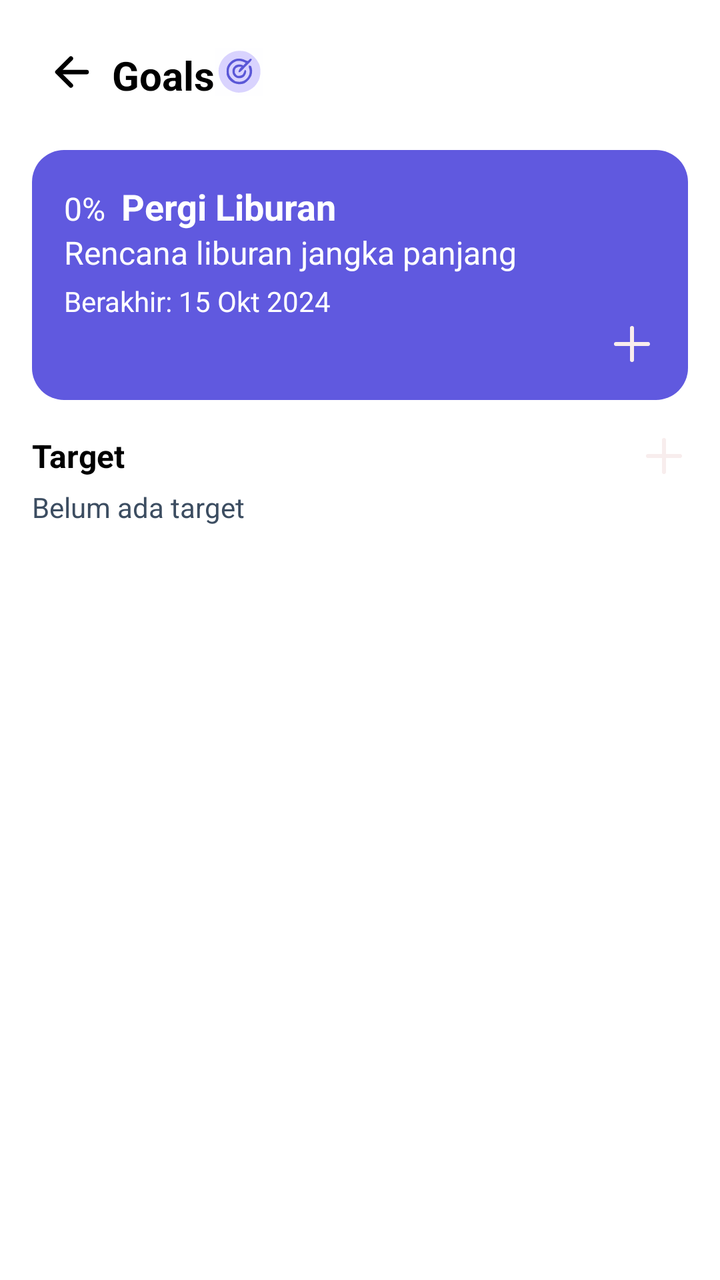
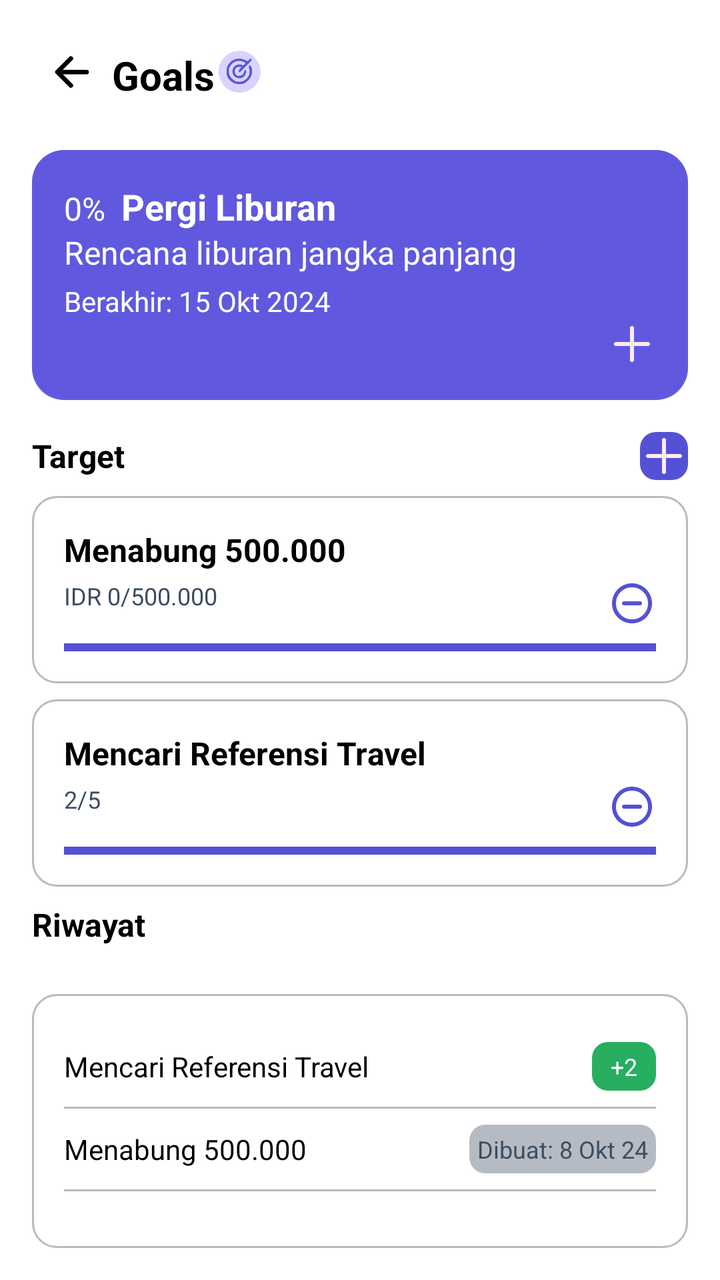

Two renders of the same Android screen: before a commit and after it. Below are the layout's source before the change and the commit's diff.
<!-- AndroidManifest.xml: application theme Theme.TaskApp -->
<!-- res/layout/fragment_target.xml -->
<?xml version="1.0" encoding="utf-8"?>
<LinearLayout
    xmlns:android="http://schemas.android.com/apk/res/android"
    android:layout_width="match_parent"
    android:layout_height="match_parent"
    android:orientation="vertical"
    android:padding="16dp"
    android:background="@color/white">

    
    <LinearLayout
        android:layout_width="match_parent"
        android:layout_height="wrap_content"
        android:orientation="horizontal"
        android:gravity="start"
        android:padding="8dp">

        <ImageView
            android:layout_width="24dp"
            android:layout_height="24dp"
            android:src="@drawable/arrow_back_new"
            android:contentDescription="Back" />

        <TextView
            android:id="@+id/title_text"
            android:layout_width="wrap_content"
            android:layout_height="wrap_content"
            android:text="Goals"
            android:textSize="20sp"
            android:layout_gravity="center_vertical"
            android:textColor="@color/black"
            android:paddingStart="8dp"
            android:textStyle="bold" />

        <ImageView
            android:layout_width="24dp"
            android:layout_height="24dp"
            android:layout_gravity="end"
            android:src="@drawable/ic_target"
            android:contentDescription="Menu" />
    </LinearLayout>

    
    <LinearLayout
        android:layout_width="match_parent"
        android:layout_height="wrap_content"
        android:orientation="vertical"
        android:background="@drawable/background_target"
        android:padding="16dp"
        android:layout_marginTop="16dp">

        
        <LinearLayout
            android:layout_width="wrap_content"
            android:layout_height="wrap_content"
            android:orientation="horizontal">

            <TextView
                android:id="@+id/progress_target"
                android:layout_width="wrap_content"
                android:layout_height="wrap_content"
                android:text="0%"
                android:textSize="16sp"
                android:textColor="@color/white" />

            <TextView
                android:id="@+id/nama_target_text"
                android:layout_width="wrap_content"
                android:layout_height="wrap_content"
                android:text="Pergi Liburan"
                android:textSize="18sp"
                android:textColor="@color/white"
                android:textStyle="bold"
                android:layout_marginStart="8dp" />
        </LinearLayout>

        <TextView
            android:id="@+id/deskripsi_text"
            android:layout_width="wrap_content"
            android:layout_height="wrap_content"
            android:text="Rencana liburan jangka panjang"
            android:textColor="@color/white"
            android:textSize="16sp" />

        <TextView
            android:id="@+id/tanggal_selesai_text"
            android:layout_width="wrap_content"
            android:layout_height="wrap_content"
            android:text="Berakhir: 15 Okt 2024"
            android:textSize="14sp"
            android:textColor="@color/white"
            android:layout_marginTop="4dp" />

        <LinearLayout
            android:layout_width="match_parent"
            android:layout_height="wrap_content"
            android:orientation="horizontal"
            android:gravity="end">

            <ImageView
                android:layout_width="24dp"
                android:layout_height="24dp"
                android:src="@drawable/add_tugas"
                android:contentDescription="Add target"
                android:layout_gravity="center_vertical" />
        </LinearLayout>
    </LinearLayout>

    
    <LinearLayout
        android:layout_width="match_parent"
        android:layout_height="wrap_content"
        android:orientation="horizontal"
        android:layout_marginTop="16dp"
        android:gravity="center_vertical">

        <TextView
            android:id="@+id/target_label"
            android:layout_width="0dp"
            android:layout_height="wrap_content"
            android:text="Target"
            android:textSize="16sp"
            android:textColor="@color/black"
            android:textStyle="bold"
            android:layout_weight="1" />

        <ImageView
            android:layout_width="24dp"
            android:layout_height="24dp"
            android:src="@drawable/add_tugas"
            android:contentDescription="Add Target"
            android:layout_gravity="center_vertical"
            android:layout_marginStart="8dp" />
    </LinearLayout>

    <TextView
        android:id="@+id/no_target"
        android:layout_width="wrap_content"
        android:layout_height="wrap_content"
        android:text="Belum ada target"
        android:textSize="14sp"
        android:textColor="@color/gray_text"
        android:layout_marginTop="4dp" />

</LinearLayout>
<!-- resources referenced by this layout -->
<resources>
  <color name="black">#FF000000</color>
  <color name="gray_text">#3c4d61</color>
  <color name="white">#FFFFFFFF</color>
  <!-- drawable background_target (drawable) -->
  <?xml version="1.0" encoding="utf-8"?>
  <shape xmlns:android="http://schemas.android.com/apk/res/android">
      <solid android:color="#6059df"/>
      <corners android:radius="16dp"/>
  </shape>
  <style name="Theme.TaskApp" parent="Base.Theme.TaskApp" />
  <style name="Base.Theme.TaskApp" parent="Theme.Material3.Light.NoActionBar">
          
          
          <item name="android:windowBackground">@android:color/white</item>
          <item name="colorPrimary">@color/white</item>
          <item name="colorPrimaryVariant">@color/white</item>
          <item name="colorOnPrimary">@color/black</item>
      </style>
  <!-- unchanged entries left out for length: 3 -->
</resources>

<!-- the commit's change to res/layout/fragment_target.xml (unified diff, before → after) -->
@@ -124,22 +124,256 @@
             android:textStyle="bold"
             android:layout_weight="1" />
 
+        <FrameLayout
+            android:id="@+id/fl_add_target"
+        android:layout_width="wrap_content"
+        android:layout_height="wrap_content"
+        android:background="@drawable/rounded_background_blue"
+        android:layout_marginStart="8dp"
+        android:layout_gravity="center_vertical">
+
         <ImageView
             android:layout_width="24dp"
             android:layout_height="24dp"
             android:src="@drawable/add_tugas"
+            android:backgroundTint="@color/black"
             android:contentDescription="Add Target"
-            android:layout_gravity="center_vertical"
-            android:layout_marginStart="8dp" />
+            android:layout_gravity="center_vertical" />
+    </FrameLayout>
+
+</LinearLayout>
+
+    <LinearLayout
+        android:layout_width="match_parent"
+        android:layout_height="wrap_content"
+        android:orientation="vertical"
+        android:layout_marginTop="8dp">
+
+        
+        <LinearLayout
+            android:layout_width="match_parent"
+            android:layout_height="wrap_content"
+            android:orientation="vertical"
+            android:background="@drawable/rounded_card_background"
+            android:padding="16dp"
+            android:layout_marginBottom="8dp">
+
+            <TextView
+                android:id="@+id/tv_target_name_1"
+                android:layout_width="wrap_content"
+                android:layout_height="wrap_content"
+                android:text="Menabung 500.000"
+                android:textSize="16sp"
+                android:textStyle="bold"
+                android:textColor="@color/black" />
+
+            <LinearLayout
+                android:layout_width="match_parent"
+                android:layout_height="wrap_content"
+                android:orientation="horizontal"
+                android:layout_marginTop="4dp">
+
+                <TextView
+                    android:id="@+id/tv_progress_1"
+                    android:layout_width="0dp"
+                    android:layout_height="wrap_content"
+                    android:text="IDR 0/500.000"
+                    android:textSize="12sp"
+                    android:layout_weight="1"
+                    android:textColor="@color/gray_text" />
+
+                <ImageView
+                    android:layout_width="24dp"
+                    android:layout_height="24dp"
+                    android:src="@drawable/ic_mode_jangan_ganggu"
+                    android:contentDescription="Menu" />
+            </LinearLayout>
+
+            
+            <ProgressBar
+                android:id="@+id/progress_bar_1"
+                android:layout_width="match_parent"
+                android:layout_height="4dp"
+                android:layout_marginTop="8dp"
+                style="@android:style/Widget.ProgressBar.Horizontal"
+                android:progressDrawable="@drawable/progress_bar_style"
+                android:progress="0" />
+        </LinearLayout>
+
+        
+        <LinearLayout
+            android:layout_width="match_parent"
+            android:layout_height="wrap_content"
+            android:orientation="vertical"
+            android:background="@drawable/rounded_card_background"
+            android:padding="16dp"
+            android:layout_marginBottom="8dp">
+
+            <TextView
+                android:id="@+id/tv_target_name_2"
+                android:layout_width="wrap_content"
+                android:layout_height="wrap_content"
+                android:text="Mencari Referensi Travel"
+                android:textSize="16sp"
+                android:textStyle="bold"
+                android:textColor="@color/black" />
+
+            <LinearLayout
+                android:layout_width="match_parent"
+                android:layout_height="wrap_content"
+                android:orientation="horizontal"
+                android:layout_marginTop="4dp">
+
+                <TextView
+                    android:id="@+id/tv_progress_2"
+                    android:layout_width="0dp"
+                    android:layout_height="wrap_content"
+                    android:text="2/5"
+                    android:textSize="12sp"
+                    android:layout_weight="1"
+                    android:textColor="@color/gray_text" />
+
+                <ImageView
+                    android:layout_width="24dp"
+                    android:layout_height="24dp"
+                    android:src="@drawable/ic_mode_jangan_ganggu"
+                    android:contentDescription="Menu" />
+            </LinearLayout>
+
+            
+            <ProgressBar
+                android:id="@+id/progress_bar_2"
+                android:layout_width="match_parent"
+                android:layout_height="4dp"
+                android:layout_marginTop="8dp"
+                style="@android:style/Widget.ProgressBar.Horizontal"
+                android:progressDrawable="@drawable/progress_bar_style"
+                android:progress="40" />
+        </LinearLayout>
+
     </LinearLayout>
-
     <TextView
-        android:id="@+id/no_target"
+        android:id="@+id/tv_riwayat_label"
         android:layout_width="wrap_content"
         android:layout_height="wrap_content"
-        android:text="Belum ada target"
-        android:textSize="14sp"
-        android:textColor="@color/gray_text"
-        android:layout_marginTop="4dp" />
+        android:text="Riwayat"
+        android:textSize="16sp"
+        android:textStyle="bold"
+        android:textColor="@color/black"
+        android:layout_marginBottom="8dp" />
+    <LinearLayout
+        android:layout_width="match_parent"
+        android:layout_height="wrap_content"
+        android:orientation="vertical"
+        android:layout_marginTop="16dp"
+        android:background="@drawable/rounded_card_background"
+        android:padding="16dp">
+
+
+
+        
+        <LinearLayout
+            android:layout_width="match_parent"
+            android:layout_height="wrap_content"
+            android:orientation="horizontal"
+            android:gravity="center_vertical"
+            android:paddingBottom="8dp"
+            android:paddingTop="8dp">
+
+            <TextView
+                android:id="@+id/tv_riwayat_item_1"
+                android:layout_width="0dp"
+                android:layout_height="wrap_content"
+                android:layout_weight="1"
+                android:text="Mencari Referensi Travel"
+                android:textSize="14sp"
+                android:textColor="@color/black" />
+
+            <TextView
+                android:id="@+id/badge_riwayat_1"
+                android:layout_width="wrap_content"
+                android:layout_height="wrap_content"
+                android:text="+2"
+                android:textColor="@color/white"
+                android:textSize="12sp"
+                android:gravity="center"
+                android:background="@drawable/rounded_badget_green"
+                android:padding="4dp"
+                android:minWidth="32dp" />
+        </LinearLayout>
+
+        
+        <View
+            android:layout_width="match_parent"
+            android:layout_height="1dp"
+            android:background="@color/gray_button" />
+
+        
+        <LinearLayout
+            android:layout_width="match_parent"
+            android:layout_height="wrap_content"
+            android:orientation="horizontal"
+            android:gravity="center_vertical"
+            android:paddingBottom="8dp"
+            android:paddingTop="8dp">
+
+            <TextView
+                android:id="@+id/tv_riwayat_item_2"
+                android:layout_width="0dp"
+                android:layout_height="wrap_content"
+                android:layout_weight="1"
+                android:text="Menabung 500.000"
+                android:textSize="14sp"
+                android:textColor="@color/black" />
+
+            <TextView
+                android:id="@+id/tv_date_riwayat_2"
+                android:layout_width="wrap_content"
+                android:layout_height="wrap_content"
+                android:text="Dibuat: 8 Okt 24"
+                android:textColor="@color/gray_text"
+                android:background="@drawable/rounded_background_gray"
+                android:textSize="12sp"
+                android:padding="4dp"
+                android:gravity="center" />
+        </LinearLayout>
+
+        
+        <View
+            android:layout_width="match_parent"
+            android:layout_height="1dp"
+            android:background="@color/gray_button" />
+
+        
+        <LinearLayout
+            android:layout_width="match_parent"
+            android:layout_height="wrap_content"
+            android:orientation="horizontal"
+            android:gravity="center_vertical"
+            android:paddingBottom="8dp"
+            android:paddingTop="8dp">
+
+            <TextView
+                android:id="@+id/tv_riwayat_item_3"
+                android:layout_width="0dp"
+                android:layout_height="wrap_content"
+                android:layout_weight="1"
+                android:text="Mencari Referensi Travel"
+                android:textSize="14sp"
+                android:textColor="@color/black" />
+
+            <TextView
+                android:id="@+id/tv_date_riwayat_3"
+                android:layout_width="wrap_content"
+                android:layout_height="wrap_content"
+                android:text="Dibuat: 6 Okt 24"
+                android:textColor="@color/gray_text"
+                android:background="@drawable/rounded_background_gray"
+                android:textSize="12sp"
+                android:padding="4dp"
+                android:gravity="center" />
+        </LinearLayout>
+    </LinearLayout>
+
 
 </LinearLayout>
<!-- resource entries referenced after the edit -->
@@ -1,6 +1,7 @@
 <!-- resources referenced by this layout -->
 <resources>
   <color name="black">#FF000000</color>
+  <color name="gray_button">#b6bbc3</color>
   <color name="gray_text">#3c4d61</color>
   <color name="white">#FFFFFFFF</color>
   <!-- drawable background_target (drawable) -->
@@ -9,7 +10,58 @@
       <solid android:color="#6059df"/>
       <corners android:radius="16dp"/>
   </shape>
+  <!-- drawable ic_mode_jangan_ganggu (drawable) -->
+  <vector xmlns:android="http://schemas.android.com/apk/res/android"
+      android:width="26dp"
+      android:height="26dp"
+      android:viewportWidth="26"
+      android:viewportHeight="26">
+    <path
+        android:pathData="M8.667,14.083H17.333C17.64,14.083 17.898,13.979 18.106,13.771C18.314,13.563 18.417,13.306 18.417,12.999C18.416,12.693 18.312,12.436 18.105,12.228C17.897,12.02 17.64,11.916 17.333,11.916H8.667C8.36,11.916 8.103,12.02 7.895,12.228C7.688,12.436 7.584,12.693 7.583,12.999C7.583,13.306 7.687,13.563 7.895,13.772C8.104,13.981 8.361,14.084 8.667,14.083ZM13,23.833C11.501,23.833 10.093,23.548 8.775,22.979C7.457,22.41 6.31,21.638 5.335,20.664C4.36,19.69 3.589,18.543 3.02,17.224C2.452,15.906 2.167,14.497 2.167,12.999C2.166,11.502 2.45,10.093 3.02,8.774C3.59,7.456 4.362,6.309 5.335,5.335C6.309,4.36 7.455,3.589 8.775,3.02C10.094,2.451 11.503,2.166 13,2.166C14.497,2.166 15.906,2.451 17.225,3.02C18.545,3.589 19.691,4.36 20.664,5.335C21.638,6.309 22.41,7.456 22.981,8.774C23.551,10.093 23.836,11.502 23.833,12.999C23.831,14.497 23.547,15.906 22.98,17.224C22.413,18.543 21.641,19.69 20.664,20.664C19.688,21.638 18.542,22.41 17.225,22.98C15.908,23.55 14.5,23.834 13,23.833ZM13,21.666C15.419,21.666 17.469,20.826 19.148,19.147C20.827,17.468 21.667,15.419 21.667,12.999C21.667,10.58 20.827,8.531 19.148,6.851C17.469,5.172 15.419,4.333 13,4.333C10.58,4.333 8.531,5.172 6.852,6.851C5.173,8.531 4.333,10.58 4.333,12.999C4.333,15.419 5.173,17.468 6.852,19.147C8.531,20.826 10.58,21.666 13,21.666Z"
+        android:fillColor="#5451D6"/>
+  </vector>
+  <!-- drawable progress_bar_style (drawable) -->
+  <layer-list xmlns:android="http://schemas.android.com/apk/res/android">
+      <item android:id="@android:id/background">
+          <shape android:shape="rectangle">
+              <solid android:color="@color/blue" />
+          </shape>
+      </item>
+      <item android:id="@android:id/progress">
+          <clip>
+              <shape android:shape="rectangle">
+                  <solid android:color="@color/blue" />
+              </shape>
+          </clip>
+      </item>
+  </layer-list>
+  <!-- drawable rounded_background_blue (drawable) -->
+  <shape xmlns:android="http://schemas.android.com/apk/res/android">
+      <solid android:color="@color/blue" /> 
+      <corners android:radius="8dp" /> 
+  </shape>
+  <!-- drawable rounded_background_gray (drawable) -->
+  <shape xmlns:android="http://schemas.android.com/apk/res/android">
+      <solid android:color="@color/gray_button" />
+      <corners android:radius="8dp" />
+  </shape>
+  <!-- drawable rounded_badget_green (drawable) -->
+  <shape xmlns:android="http://schemas.android.com/apk/res/android">
+      <solid android:color="@color/green" />
+      <corners android:radius="8dp" />
+  </shape>
+  <!-- drawable rounded_card_background (drawable) -->
+  <shape xmlns:android="http://schemas.android.com/apk/res/android">
+      <solid android:color="@color/white" />
+      <corners android:radius="12dp" />
+      <stroke
+          android:width="1dp"
+          android:color="@color/gray_button" />
+      <elevation android:elevation="4dp" />
+  </shape>
   <style name="Theme.TaskApp" parent="Base.Theme.TaskApp" />
+  <color name="blue">#5451d6</color>
+  <color name="green">#27ae60</color>
   <style name="Base.Theme.TaskApp" parent="Theme.Material3.Light.NoActionBar">
           
           
